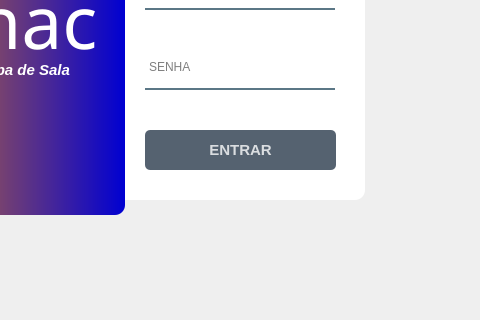
Senac-SOR-ADS/Mapa-de-Sala, file view/ui/interfaceLogin.ui: the form before one commit; both pictures show x 565 to 1045 and y 320 to 640 of the 1271 by 903 pixel window.
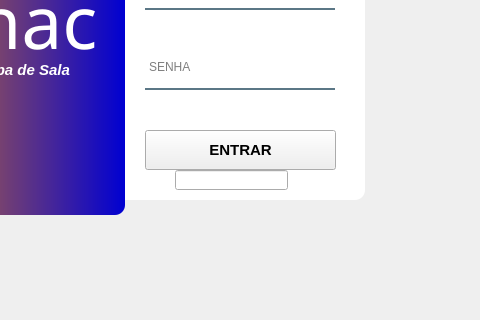
The form after the commit. Icons and pictures are not drawn.

Commit message:
Organização, adicionando função pyqtSlot
Mudando o arquivo Login.py para a pasta view, e adicionando o pyqStlod() para conectar o botão btnEtrar com a função getEmailSenha. Aerada tambem a resposta do login caso contem alhum informação nos campos de inputs (inputEmail, inputSenha) .

```diff
--- a/view/ui/interfaceLogin.ui
+++ b/view/ui/interfaceLogin.ui
@@ -103,7 +103,7 @@
       <string>LOGIN</string>
      </property>
     </widget>
-    <widget class="QLineEdit" name="lineEdit">
+    <widget class="QLineEdit" name="inputEmail">
      <property name="geometry">
       <rect>
        <x>330</x>
@@ -131,7 +131,7 @@
       <string>EMAIL</string>
      </property>
     </widget>
-    <widget class="QLineEdit" name="lineEdit_2">
+    <widget class="QLineEdit" name="inputSenha">
      <property name="geometry">
       <rect>
        <x>330</x>
@@ -159,7 +159,7 @@
       <string>SENHA</string>
      </property>
     </widget>
-    <widget class="QPushButton" name="pushButton">
+    <widget class="QPushButton" name="btnEntrar">
      <property name="geometry">
       <rect>
        <x>330</x>
@@ -252,6 +252,16 @@
       <bool>true</bool>
      </property>
     </widget>
+    <widget class="QLineEdit" name="respostaLogin">
+     <property name="geometry">
+      <rect>
+       <x>360</x>
+       <y>340</y>
+       <width>113</width>
+       <height>20</height>
+      </rect>
+     </property>
+    </widget>
    </widget>
   </widget>
   <widget class="QMenuBar" name="menubar">
```
The commit also changes 1 other file.
